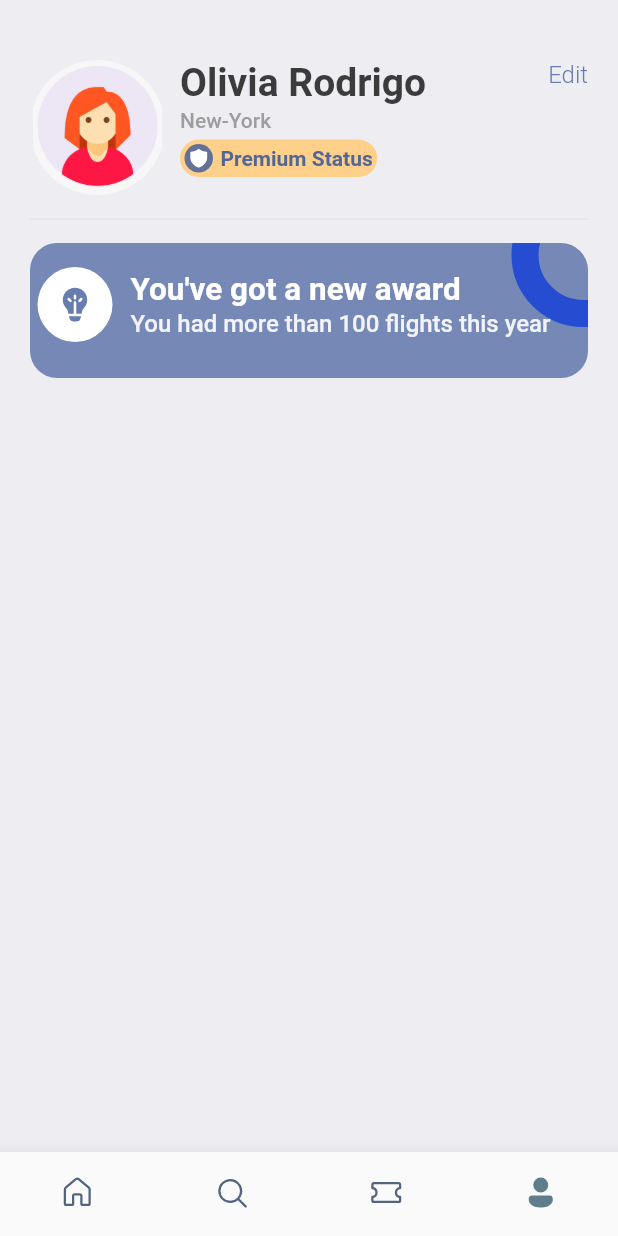
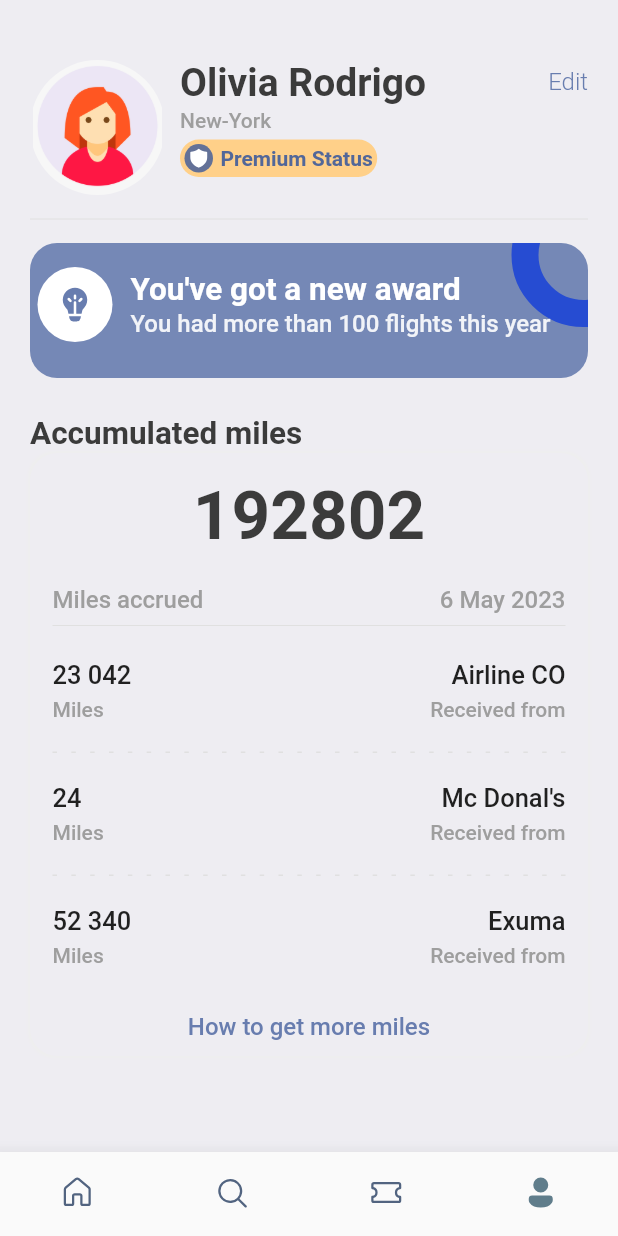
Before and after one commit to avi5079/ticket-booking-app, a Flutter app: the screen it shows after launch, item 4 of the bottom bar chosen, on a phone screen of 412 x 824 dp. Run offline on Flutter 3.47's test engine with Material 2 defaults, Android fonts, the phone set to English and light mode, and no system bars; our stand-ins replace barcode_widget, fluentui_icons, gap, get.

Commit message:
profile-screen completed

```diff
--- a/lib/screens/profile_screen.dart
+++ b/lib/screens/profile_screen.dart
@@ -2,6 +2,8 @@ import 'package:fluentui_icons/fluentui_icons.dart';
 import 'package:flutter/material.dart';
 import 'package:gap/gap.dart';
 import 'package:ticket_booking_app/utils/app_styles.dart';
+import 'package:ticket_booking_app/widgets/column_layout.dart';
+import 'package:ticket_booking_app/widgets/layout_builder_widget.dart';
 
 import '../utils/app_layout.dart';
 
@@ -74,7 +76,10 @@ class ProfileScreen extends StatelessWidget {
                           ))
                     ]),
                 const Spacer(),
-                Column(
+                Container(
+                  padding:
+                      EdgeInsets.symmetric(vertical: AppLayout.getHeight(5)),
+                  child: Column(
                     children: [
                       InkWell(
                         onTap: () {},
@@ -84,6 +89,7 @@ class ProfileScreen extends StatelessWidget {
                                 fontWeight: FontWeight.w300)),
                       ),
                     ],
+                  ),
                 )
               ],
             ),
@@ -152,6 +158,110 @@ class ProfileScreen extends StatelessWidget {
               ],
             ),
             Gap(AppLayout.getHeight(25)),
+            Text("Accumulated miles", style: Styles.headLineStyle2),
+            Container(
+                padding: EdgeInsets.symmetric(
+                  horizontal: AppLayout.getHeight(15),
+                ),
+                decoration: BoxDecoration(
+                    borderRadius: BorderRadius.circular(
+                      AppLayout.getHeight(18),
+                    ),
+                    color: Styles.bgColor,
+                    boxShadow: [
+                      BoxShadow(
+                          color: Colors.grey.shade200,
+                          blurRadius: 1,
+                          spreadRadius: 1)
+                    ]),
+                child: Column(
+                  children: [
+                    Gap(AppLayout.getHeight(15)),
+                    Text("192802",
+                        style: TextStyle(
+                          fontSize: 45,
+                          color: Styles.textColor,
+                          fontWeight: FontWeight.w600,
+                        )),
+                    Gap(AppLayout.getHeight(20)),
+                    Row(
+                      mainAxisAlignment: MainAxisAlignment.spaceBetween,
+                      children: [
+                        Text("Miles accrued",
+                            style:
+                                Styles.headLineStyle4.copyWith(fontSize: 16)),
+                        Text("6 May 2023",
+                            style:
+                                Styles.headLineStyle4.copyWith(fontSize: 16)),
+                      ],
+                    ),
+                    Divider(color: Colors.grey.shade300),
+                    Gap(AppLayout.getHeight(15)),
+                    Row(
+                      mainAxisAlignment: MainAxisAlignment.spaceBetween,
+                      children: const [
+                        AppColumnLayout(
+                            firstText: "23 042",
+                            secondText: "Miles",
+                            alignment: CrossAxisAlignment.start,
+                            isColor: false),
+                        AppColumnLayout(
+                            firstText: "Airline CO",
+                            secondText: "Received from",
+                            alignment: CrossAxisAlignment.end,
+                            isColor: false),
+                      ],
+                    ),
+                    Gap(AppLayout.getHeight(20)),
+                    const AppLayoutBuilderWidget(sections: 12, isColor: true),
+                    Gap(AppLayout.getHeight(20)),
+                    Row(
+                      mainAxisAlignment: MainAxisAlignment.spaceBetween,
+                      children: const [
+                        AppColumnLayout(
+                            firstText: "24",
+                            secondText: "Miles",
+                            alignment: CrossAxisAlignment.start,
+                            isColor: false),
+                        AppColumnLayout(
+                            firstText: "Mc Donal's",
+                            secondText: "Received from",
+                            alignment: CrossAxisAlignment.end,
+                            isColor: false),
+                      ],
+                    ),
+                    Gap(AppLayout.getHeight(20)),
+                    const AppLayoutBuilderWidget(sections: 12, isColor: true),
+                    Gap(AppLayout.getHeight(20)),
+                    Row(
+                      mainAxisAlignment: MainAxisAlignment.spaceBetween,
+                      children: const [
+                        AppColumnLayout(
+                            firstText: "52 340",
+                            secondText: "Miles",
+                            alignment: CrossAxisAlignment.start,
+                            isColor: false),
+                        AppColumnLayout(
+                            firstText: "Exuma",
+                            secondText: "Received from",
+                            alignment: CrossAxisAlignment.end,
+                            isColor: false),
+                      ],
+                    ),
+                    Gap(AppLayout.getHeight(20)),
+                    InkWell(
+                      onTap: () {},
+                      child: Container(
+                        padding: EdgeInsets.symmetric(
+                            vertical: AppLayout.getHeight(10)),
+                        child: Text("How to get more miles",
+                            style: Styles.textStyle.copyWith(
+                                color: Styles.primaryColor,
+                                fontWeight: FontWeight.w500)),
+                      ),
+                    ),
+                  ],
+                )),
           ],
         ));
   }
```
Lines whose indentation alone changed are shown as unchanged.
